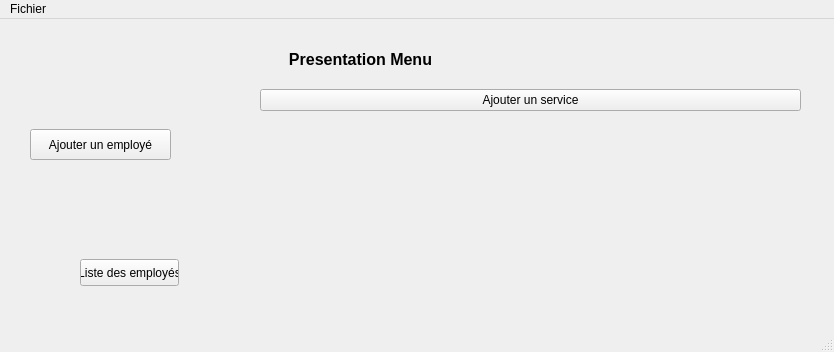
First picture: the form in FaceRecognition/administration.ui, repository idriss92/FaceRecognition, before the edit.
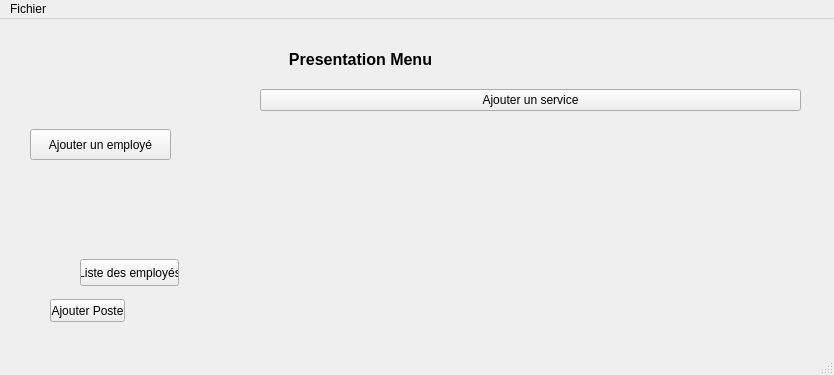
Second picture: the form after the edit.

Commit message:
ajout de saisi d'un poste par employé puis ajout de nouveau admin
admin.h admin.cpp, futur interface coté admin

```diff
--- a/FaceRecognition/administration.ui
+++ b/FaceRecognition/administration.ui
@@ -7,7 +7,7 @@
     <x>0</x>
     <y>0</y>
     <width>834</width>
-    <height>352</height>
+    <height>375</height>
    </rect>
   </property>
   <property name="windowTitle">
@@ -75,6 +75,19 @@
      <string>Liste des employés</string>
     </property>
    </widget>
+   <widget class="QPushButton" name="pushButtonAjouterPoste">
+    <property name="geometry">
+     <rect>
+      <x>50</x>
+      <y>280</y>
+      <width>75</width>
+      <height>23</height>
+     </rect>
+    </property>
+    <property name="text">
+     <string>Ajouter Poste</string>
+    </property>
+   </widget>
   </widget>
   <widget class="QMenuBar" name="menubar">
    <property name="geometry">
```
The commit also changes 52 other files.
